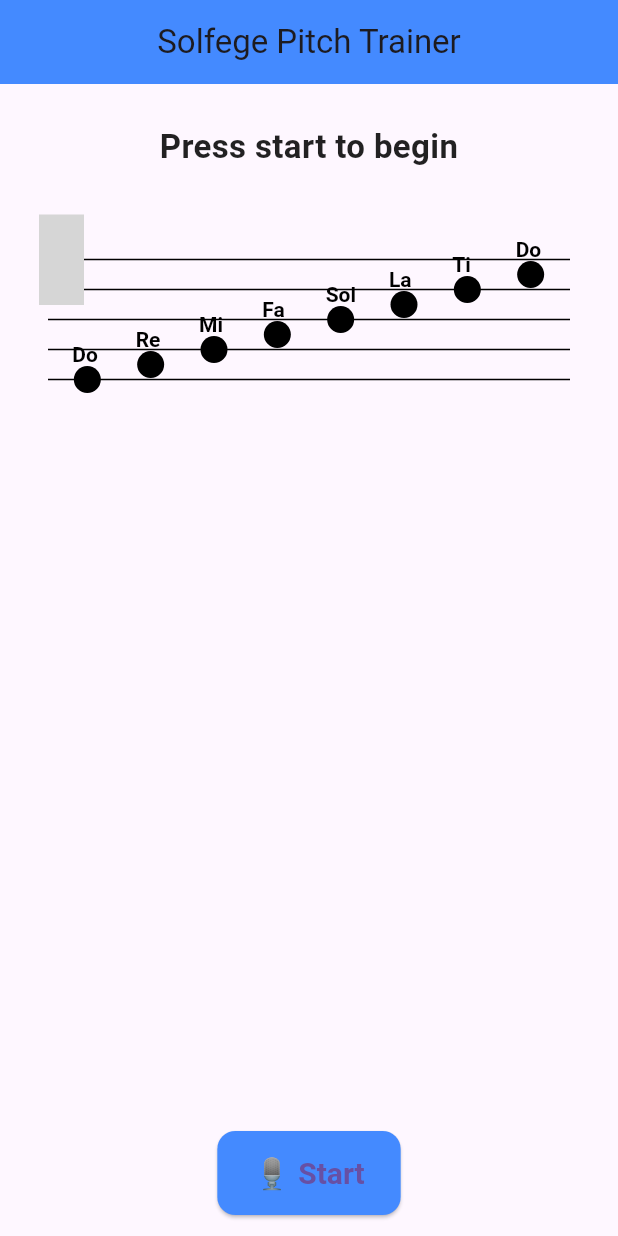
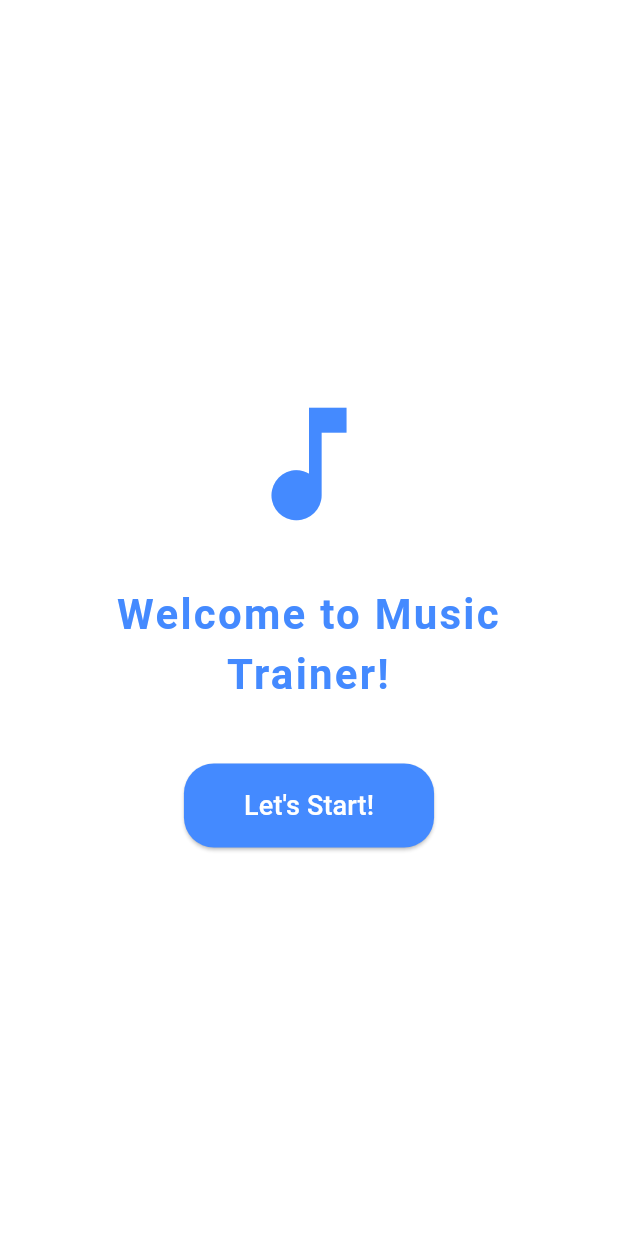
Before and after one commit to Labrattrial/HarmoniSync_Solfege_Trainer, a Flutter app: the screen it shows after launch, on a phone screen of 412 x 824 dp. Run offline on Flutter 3.47's test engine with Material 3 defaults, Android fonts, the phone set to English and light mode, and no system bars; our stand-ins replace flutter_svg, permission_handler; missing offline and left inert: flutter_sound; grey boxes are pictures that could not be loaded.

Commit message:
Update with new screens

```diff
--- a/lib/main.dart
+++ b/lib/main.dart
@@ -1,6 +1,19 @@
 import 'package:flutter/material.dart';
 import 'screens/pitch_detector_screen.dart';
+import 'screens/welcome_screen.dart';
 
 void main() {
-  runApp(const MaterialApp(home: PitchDetectorScreen()));
+  //runApp(const MaterialApp(home: PitchDetectorScreen()));
+  runApp(MyApp());
 }
+
+class MyApp extends StatelessWidget {
+ @override
+ Widget build(BuildContext context) {
+   return MaterialApp(
+     title: 'My Music Trainer',
+     debugShowCheckedModeBanner: false,
+     home: WelcomeScreen(), // Start here
+   );
+ }
+}
--- /dev/null
+++ b/lib/screens/welcome_screen.dart
@@ -0,0 +1,58 @@
+import 'package:flutter/material.dart';
+import 'home_screen.dart';
+
+class WelcomeScreen extends StatelessWidget {
+  @override
+  Widget build(BuildContext context) {
+    return Scaffold(
+      backgroundColor: Colors.white,
+      body: Center(
+        child: Padding(
+          padding: const EdgeInsets.all(20.0),
+          child: Column(
+            mainAxisAlignment: MainAxisAlignment.center,
+            children: [
+              Icon(
+                Icons.music_note,
+                size: 100,
+                color: Colors.blueAccent,
+              ),
+              SizedBox(height: 30),
+              Text(
+                'Welcome to Music Trainer!',
+                style: TextStyle(
+                  fontSize: 28,
+                  fontWeight: FontWeight.w600,
+                  color: Colors.blueAccent,
+                  letterSpacing: 1.5,
+                ),
+                textAlign: TextAlign.center,
+              ),
+              SizedBox(height: 40),
+              ElevatedButton(
+                style: ElevatedButton.styleFrom(
+                  backgroundColor: Colors.blueAccent,
+                  foregroundColor: Colors.white,
+                  padding: EdgeInsets.symmetric(horizontal: 40, vertical: 15),
+                  shape: RoundedRectangleBorder(
+                    borderRadius: BorderRadius.circular(20),
+                  ),
+                ),
+                child: Text(
+                  'Let\'s Start!',
+                  style: TextStyle(fontSize: 18, fontWeight: FontWeight.w500),
+                ),
+                onPressed: () {
+                  Navigator.pushReplacement(
+                    context,
+                    MaterialPageRoute(builder: (context) => HomeScreen()),
+                  );
+                },
+              ),
+            ],
+          ),
+        ),
+      ),
+    );
+  }
+}
```
Also changed, not shown: lib/screens/home_screen.dart (added, +57 -0 lines), lib/screens/main_navigation_screen.dart (added, +51 -0 lines), lib/screens/practice_screen.dart (added, +81 -0 lines), lib/screens/progress_screen.dart (added, +34 -0 lines), lib/screens/sheet_converter_screen.dart (added, +40 -0 lines), 1 other file.
